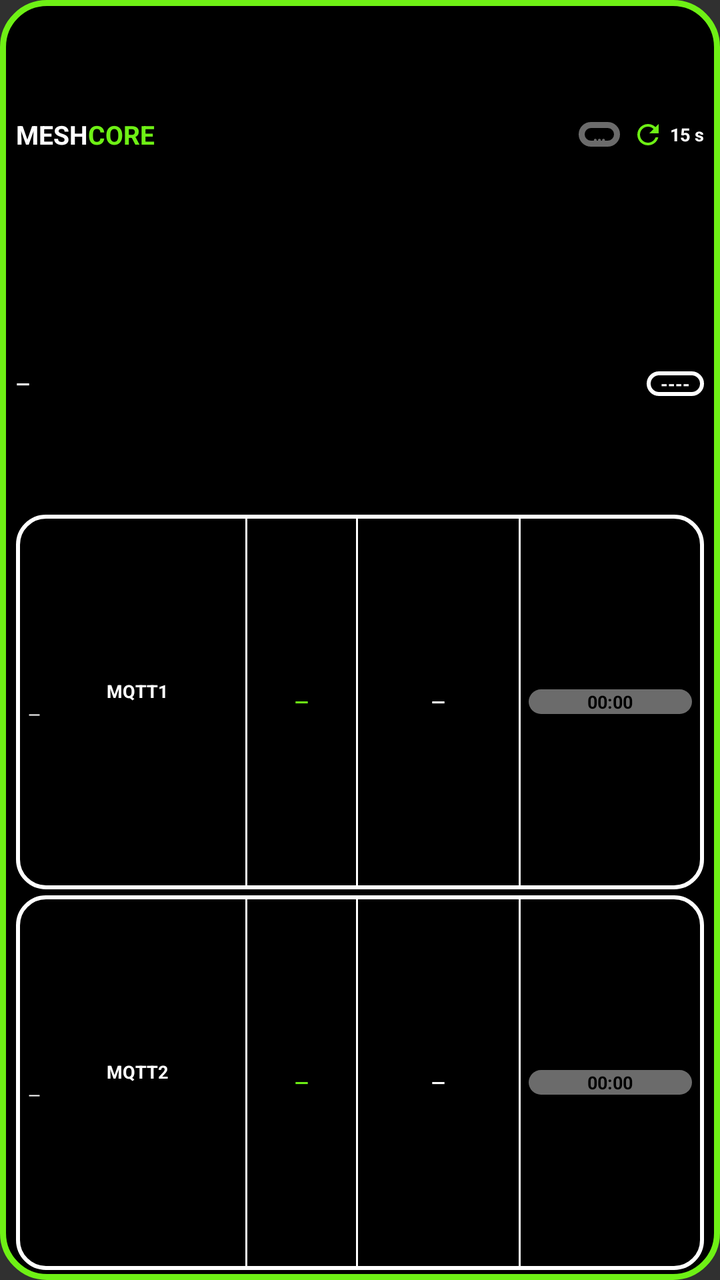
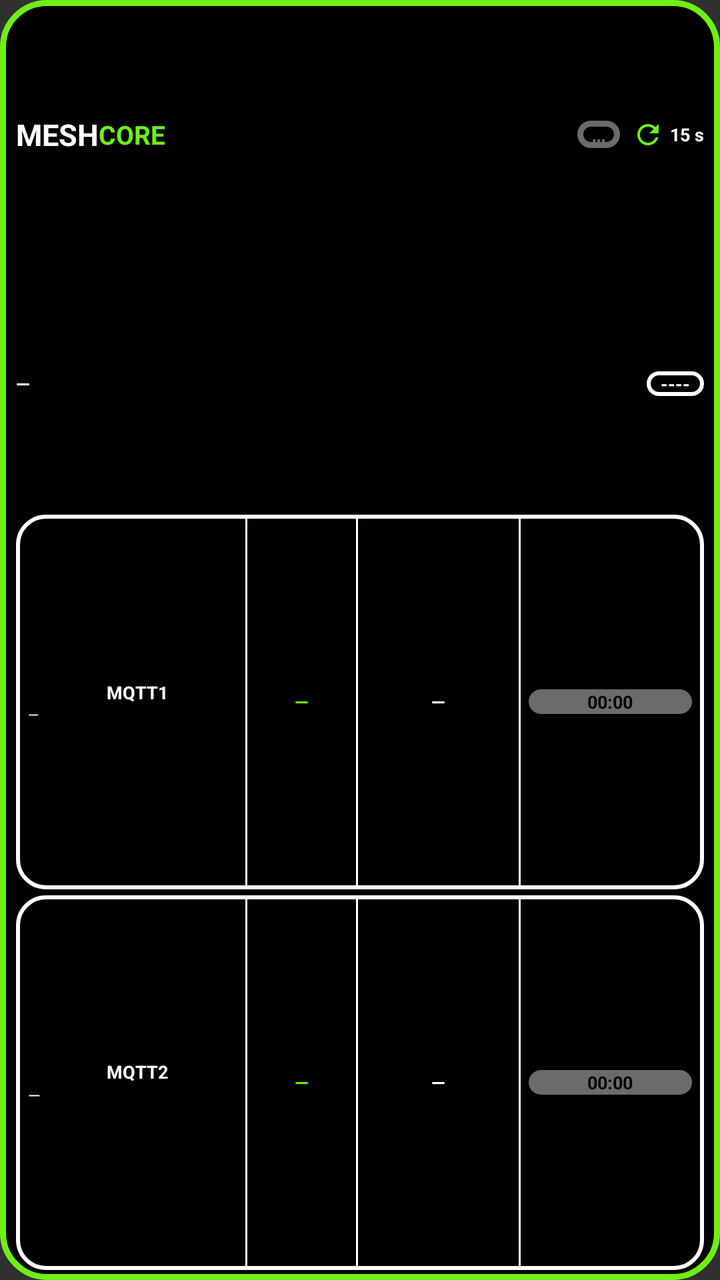

Two renders of the same Android screen: before a commit and after it. Below are the layout's source before the change and the commit's diff.
<!-- AndroidManifest.xml: application theme android:Theme.Material.NoActionBar -->
<!-- res/layout/widget_observer_compact.xml -->
<?xml version="1.0" encoding="utf-8"?>
<LinearLayout xmlns:android="http://schemas.android.com/apk/res/android"
    android:id="@+id/widget_root"
    android:layout_width="match_parent"
    android:layout_height="match_parent"
    android:orientation="vertical"
    android:paddingStart="8dp" android:paddingEnd="8dp" android:paddingTop="5dp" android:paddingBottom="5dp"
    android:background="@drawable/widget_bg">

    <LinearLayout android:layout_width="match_parent" android:layout_height="0dp" android:layout_weight="2"
        android:orientation="horizontal" android:gravity="center_vertical">
        <TextView android:layout_width="wrap_content" android:layout_height="wrap_content" android:text="MESH" android:textColor="#FFFFFF" android:textStyle="bold" android:textSize="13sp" android:maxLines="1"/>
        <TextView android:layout_width="wrap_content" android:layout_height="wrap_content" android:text="CORE" android:textColor="#6EF015" android:textStyle="bold" android:textSize="13sp" android:maxLines="1"/>
        <FrameLayout android:layout_width="0dp" android:layout_height="1dp" android:layout_weight="1"/>
        <TextView android:id="@+id/obs_live" android:layout_width="wrap_content" android:layout_height="wrap_content"
            android:background="@drawable/live_gray" android:paddingStart="7dp" android:paddingEnd="7dp"
            android:text="…" android:textColor="#6B6B6B" android:textStyle="bold" android:textSize="9sp" android:maxLines="1"/>
        <ImageView android:id="@+id/refresh_icon" android:layout_width="16dp" android:layout_height="16dp" android:layout_marginStart="6dp"
            android:src="@drawable/ic_refresh" android:contentDescription="@null"/>
        <TextView android:id="@+id/interval_text" android:layout_width="wrap_content" android:layout_height="wrap_content"
            android:layout_marginStart="3dp" android:text="15 s" android:textColor="#FFFFFF" android:textStyle="bold" android:textSize="9sp" android:maxLines="1"/>
    </LinearLayout>

    <LinearLayout android:layout_width="match_parent" android:layout_height="0dp" android:layout_weight="2"
        android:orientation="horizontal" android:gravity="center_vertical">
        <TextView android:id="@+id/obs_name" android:layout_width="0dp" android:layout_height="wrap_content" android:layout_weight="1"
            android:text="—" android:textColor="#FFFFFF" android:textStyle="bold" android:textSize="9sp" android:maxLines="1" android:ellipsize="end"/>
        <TextView android:id="@+id/obs_hash" android:layout_width="wrap_content" android:layout_height="wrap_content"
            android:background="@drawable/badge_outline" android:paddingStart="7dp" android:paddingEnd="7dp"
            android:text="----" android:textColor="#FFFFFF" android:textStyle="bold" android:textSize="9sp" android:maxLines="1"/>
    </LinearLayout>

    <LinearLayout android:layout_width="match_parent" android:layout_height="0dp" android:layout_weight="3"
        android:layout_marginTop="3dp" android:orientation="horizontal" android:gravity="center_vertical"
        android:background="@drawable/card_outline" android:paddingStart="6dp" android:paddingEnd="6dp" android:paddingTop="2dp" android:paddingBottom="2dp">
        <LinearLayout android:layout_width="0dp" android:layout_height="wrap_content" android:layout_weight="4" android:orientation="vertical">
            <TextView android:layout_width="match_parent" android:layout_height="wrap_content" android:text="MQTT1" android:textColor="#FFFFFF" android:textStyle="bold" android:gravity="center" android:textSize="9sp" android:maxLines="1"/>
            <TextView android:id="@+id/m1_host" android:layout_width="match_parent" android:layout_height="wrap_content" android:text="—" android:textColor="#FFFFFF" android:textSize="8sp" android:maxLines="1" android:ellipsize="end" android:autoSizeTextType="uniform" android:autoSizeMinTextSize="6sp" android:autoSizeMaxTextSize="8sp" android:autoSizeStepGranularity="1sp"/>
        </LinearLayout>
        <FrameLayout android:layout_width="1dp" android:layout_height="match_parent" android:background="#FFFFFF"/>
        <TextView android:id="@+id/m1_hour" android:layout_width="0dp" android:layout_height="wrap_content" android:layout_weight="2" android:gravity="center" android:text="—" android:textColor="#6EF015" android:textStyle="bold" android:textSize="9sp" android:maxLines="1" android:autoSizeTextType="uniform" android:autoSizeMinTextSize="6sp" android:autoSizeMaxTextSize="9sp" android:autoSizeStepGranularity="1sp"/>
        <LinearLayout android:id="@+id/m1_total_col" android:layout_width="0dp" android:layout_height="match_parent" android:layout_weight="3" android:orientation="horizontal" android:gravity="center_vertical">
            <FrameLayout android:layout_width="1dp" android:layout_height="match_parent" android:background="#FFFFFF"/>
            <TextView android:id="@+id/m1_total" android:layout_width="0dp" android:layout_height="wrap_content" android:layout_weight="1" android:gravity="center" android:text="—" android:textColor="#FFFFFF" android:textStyle="bold" android:textSize="9sp" android:maxLines="1" android:autoSizeTextType="uniform" android:autoSizeMinTextSize="5sp" android:autoSizeMaxTextSize="9sp" android:autoSizeStepGranularity="1sp"/>
        </LinearLayout>
        <FrameLayout android:layout_width="1dp" android:layout_height="match_parent" android:background="#FFFFFF"/>
        <Chronometer android:id="@+id/m1_last" android:layout_width="0dp" android:layout_height="wrap_content" android:layout_weight="3" android:layout_marginStart="4dp" android:gravity="center" android:background="@drawable/pill_gray" android:text="—" android:textColor="#000000" android:textStyle="bold" android:textSize="9sp" android:maxLines="1" android:autoSizeTextType="uniform" android:autoSizeMinTextSize="7sp" android:autoSizeMaxTextSize="9sp" android:autoSizeStepGranularity="1sp"/>
    </LinearLayout>

    <LinearLayout android:layout_width="match_parent" android:layout_height="0dp" android:layout_weight="3"
        android:layout_marginTop="3dp" android:orientation="horizontal" android:gravity="center_vertical"
        android:background="@drawable/card_outline" android:paddingStart="6dp" android:paddingEnd="6dp" android:paddingTop="2dp" android:paddingBottom="2dp">
        <LinearLayout android:layout_width="0dp" android:layout_height="wrap_content" android:layout_weight="4" android:orientation="vertical">
            <TextView android:layout_width="match_parent" android:layout_height="wrap_content" android:text="MQTT2" android:textColor="#FFFFFF" android:textStyle="bold" android:gravity="center" android:textSize="9sp" android:maxLines="1" android:autoSizeTextType="uniform" android:autoSizeMinTextSize="7sp" android:autoSizeMaxTextSize="9sp" android:autoSizeStepGranularity="1sp"/>
            <TextView android:id="@+id/m2_host" android:layout_width="match_parent" android:layout_height="wrap_content" android:text="—" android:textColor="#FFFFFF" android:textSize="8sp" android:maxLines="1" android:ellipsize="end" android:autoSizeTextType="uniform" android:autoSizeMinTextSize="6sp" android:autoSizeMaxTextSize="8sp" android:autoSizeStepGranularity="1sp"/>
        </LinearLayout>
        <FrameLayout android:layout_width="1dp" android:layout_height="match_parent" android:background="#FFFFFF"/>
        <TextView android:id="@+id/m2_hour" android:layout_width="0dp" android:layout_height="wrap_content" android:layout_weight="2" android:gravity="center" android:text="—" android:textColor="#6EF015" android:textStyle="bold" android:textSize="9sp" android:maxLines="1" android:autoSizeTextType="uniform" android:autoSizeMinTextSize="6sp" android:autoSizeMaxTextSize="9sp" android:autoSizeStepGranularity="1sp"/>
        <LinearLayout android:id="@+id/m2_total_col" android:layout_width="0dp" android:layout_height="match_parent" android:layout_weight="3" android:orientation="horizontal" android:gravity="center_vertical">
            <FrameLayout android:layout_width="1dp" android:layout_height="match_parent" android:background="#FFFFFF"/>
            <TextView android:id="@+id/m2_total" android:layout_width="0dp" android:layout_height="wrap_content" android:layout_weight="1" android:gravity="center" android:text="—" android:textColor="#FFFFFF" android:textStyle="bold" android:textSize="9sp" android:maxLines="1" android:autoSizeTextType="uniform" android:autoSizeMinTextSize="5sp" android:autoSizeMaxTextSize="9sp" android:autoSizeStepGranularity="1sp"/>
        </LinearLayout>
        <FrameLayout android:layout_width="1dp" android:layout_height="match_parent" android:background="#FFFFFF"/>
        <Chronometer android:id="@+id/m2_last" android:layout_width="0dp" android:layout_height="wrap_content" android:layout_weight="3" android:layout_marginStart="4dp" android:gravity="center" android:background="@drawable/pill_gray" android:text="—" android:textColor="#000000" android:textStyle="bold" android:textSize="9sp" android:maxLines="1" android:autoSizeTextType="uniform" android:autoSizeMinTextSize="7sp" android:autoSizeMaxTextSize="9sp" android:autoSizeStepGranularity="1sp"/>
    </LinearLayout>
</LinearLayout>
<!-- resources referenced by this layout -->
<resources>
  <!-- drawable badge_outline (drawable) -->
  <?xml version="1.0" encoding="utf-8"?>
  <shape xmlns:android="http://schemas.android.com/apk/res/android" android:shape="rectangle">
      <solid android:color="#000000"/>
      <stroke android:width="2dp" android:color="#FFFFFF"/>
      <corners android:radius="9dp"/>
  </shape>
  <!-- drawable card_outline (drawable) -->
  <?xml version="1.0" encoding="utf-8"?>
  <shape xmlns:android="http://schemas.android.com/apk/res/android" android:shape="rectangle">
      <solid android:color="#000000"/>
      <stroke android:width="2dp" android:color="#FFFFFF"/>
      <corners android:radius="14dp"/>
  </shape>
  <!-- drawable ic_refresh (drawable) -->
  <?xml version="1.0" encoding="utf-8"?>
  <vector xmlns:android="http://schemas.android.com/apk/res/android" android:width="24dp" android:height="24dp" android:viewportWidth="24" android:viewportHeight="24">
      <path android:fillColor="#6EF015" android:pathData="M17.65,6.35C16.2,4.9 14.21,4 12,4c-4.42,0 -7.99,3.58 -7.99,8s3.57,8 7.99,8c3.73,0 6.84,-2.55 7.73,-6h-2.08c-0.82,2.33 -3.04,4 -5.65,4 -3.31,0 -6,-2.69 -6,-6s2.69,-6 6,-6c1.66,0 3.14,0.69 4.22,1.78L13,11h7V4l-2.35,2.35z"/>
  </vector>
  <!-- drawable live_gray (drawable) -->
  <?xml version="1.0" encoding="utf-8"?>
  <shape xmlns:android="http://schemas.android.com/apk/res/android" android:shape="rectangle">
      <solid android:color="#000000"/>
      <stroke android:width="3dp" android:color="#6B6B6B"/>
      <corners android:radius="12dp"/>
  </shape>
  <!-- drawable pill_gray (drawable) -->
  <?xml version="1.0" encoding="utf-8"?>
  <shape xmlns:android="http://schemas.android.com/apk/res/android" android:shape="rectangle">
      <solid android:color="#6B6B6B"/>
      <corners android:radius="11dp"/>
  </shape>
  <!-- drawable widget_bg (drawable) -->
  <?xml version="1.0" encoding="utf-8"?>
  <shape xmlns:android="http://schemas.android.com/apk/res/android" android:shape="rectangle">
      <solid android:color="#000000"/>
      <stroke android:width="3dp" android:color="#6EF015"/>
      <corners android:radius="22dp"/>
  </shape>
</resources>

<!-- the commit's change to res/layout/widget_observer_compact.xml (unified diff, before → after) -->
@@ -9,12 +9,12 @@
 
     <LinearLayout android:layout_width="match_parent" android:layout_height="0dp" android:layout_weight="2"
         android:orientation="horizontal" android:gravity="center_vertical">
-        <TextView android:layout_width="wrap_content" android:layout_height="wrap_content" android:text="MESH" android:textColor="#FFFFFF" android:textStyle="bold" android:textSize="13sp" android:maxLines="1"/>
+        <TextView android:layout_width="wrap_content" android:layout_height="wrap_content" android:text="MESH" android:textColor="#FFFFFF" android:textStyle="bold" android:textSize="15sp" android:maxLines="1"/>
         <TextView android:layout_width="wrap_content" android:layout_height="wrap_content" android:text="CORE" android:textColor="#6EF015" android:textStyle="bold" android:textSize="13sp" android:maxLines="1"/>
         <FrameLayout android:layout_width="0dp" android:layout_height="1dp" android:layout_weight="1"/>
         <TextView android:id="@+id/obs_live" android:layout_width="wrap_content" android:layout_height="wrap_content"
             android:background="@drawable/live_gray" android:paddingStart="7dp" android:paddingEnd="7dp"
-            android:text="…" android:textColor="#6B6B6B" android:textStyle="bold" android:textSize="9sp" android:maxLines="1"/>
+            android:text="…" android:textColor="#6B6B6B" android:textStyle="bold" android:textSize="10sp" android:maxLines="1"/>
         <ImageView android:id="@+id/refresh_icon" android:layout_width="16dp" android:layout_height="16dp" android:layout_marginStart="6dp"
             android:src="@drawable/ic_refresh" android:contentDescription="@null"/>
         <TextView android:id="@+id/interval_text" android:layout_width="wrap_content" android:layout_height="wrap_content"
@@ -35,7 +35,7 @@
         android:background="@drawable/card_outline" android:paddingStart="6dp" android:paddingEnd="6dp" android:paddingTop="2dp" android:paddingBottom="2dp">
         <LinearLayout android:layout_width="0dp" android:layout_height="wrap_content" android:layout_weight="4" android:orientation="vertical">
             <TextView android:layout_width="match_parent" android:layout_height="wrap_content" android:text="MQTT1" android:textColor="#FFFFFF" android:textStyle="bold" android:gravity="center" android:textSize="9sp" android:maxLines="1"/>
-            <TextView android:id="@+id/m1_host" android:layout_width="match_parent" android:layout_height="wrap_content" android:text="—" android:textColor="#FFFFFF" android:textSize="8sp" android:maxLines="1" android:ellipsize="end" android:autoSizeTextType="uniform" android:autoSizeMinTextSize="6sp" android:autoSizeMaxTextSize="8sp" android:autoSizeStepGranularity="1sp"/>
+            <TextView android:id="@+id/m1_host" android:layout_width="match_parent" android:layout_height="wrap_content" android:text="—" android:textColor="#FFFFFF" android:textSize="7sp" android:maxLines="1" android:ellipsize="end" android:autoSizeTextType="uniform" android:autoSizeMinTextSize="6sp" android:autoSizeMaxTextSize="8sp" android:autoSizeStepGranularity="1sp"/>
         </LinearLayout>
         <FrameLayout android:layout_width="1dp" android:layout_height="match_parent" android:background="#FFFFFF"/>
         <TextView android:id="@+id/m1_hour" android:layout_width="0dp" android:layout_height="wrap_content" android:layout_weight="2" android:gravity="center" android:text="—" android:textColor="#6EF015" android:textStyle="bold" android:textSize="9sp" android:maxLines="1" android:autoSizeTextType="uniform" android:autoSizeMinTextSize="6sp" android:autoSizeMaxTextSize="9sp" android:autoSizeStepGranularity="1sp"/>
